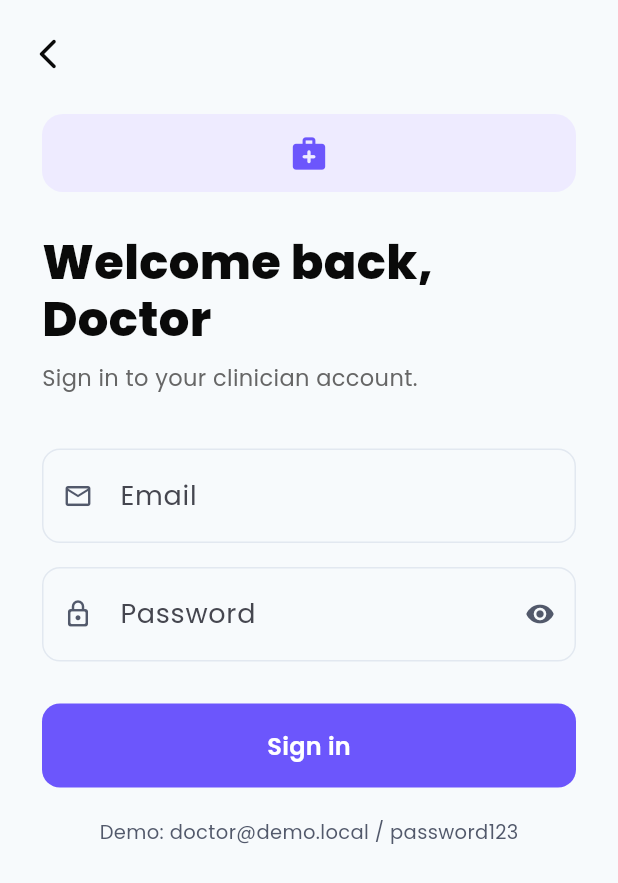
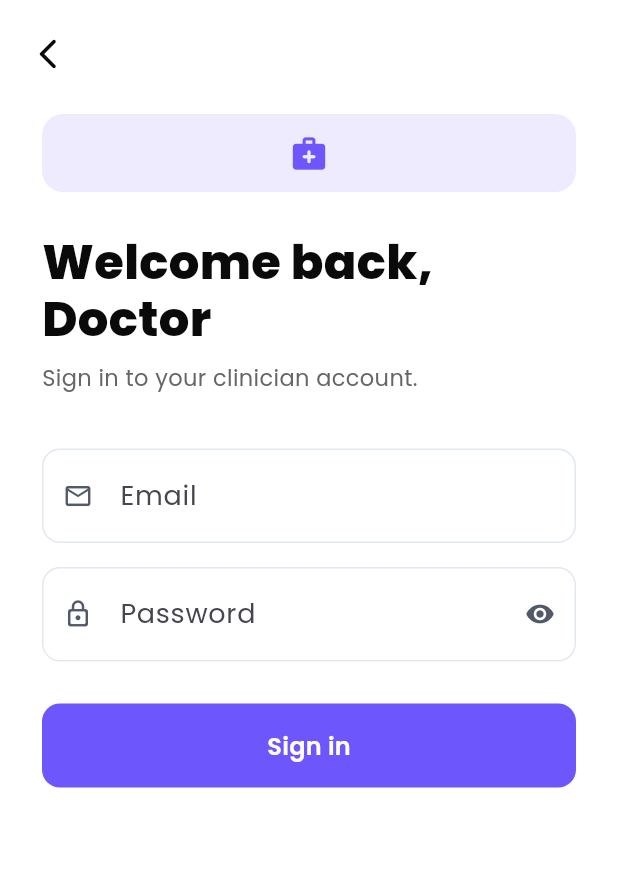
Before and after one commit to omprxkash/flutter-app-hci, a Flutter app: the DoctorLoginScreen screen opened by its route, on a phone screen of 412 x 824 dp. Shown: the top 883 px of the screen. Run offline on Flutter 3.47's test engine with Material 3 defaults, Android fonts, the phone set to English and light mode, and no system bars; our stand-ins replace cloud_firestore, equatable, firebase_auth, firebase_core, flutter_riverpod, go_router and 2 more; accounts and stored records are empty.

Commit message:
chore: remove demo credentials and replace off-white bg with white

```diff
--- a/lib/features/auth/presentation/screens/doctor_login_screen.dart
+++ b/lib/features/auth/presentation/screens/doctor_login_screen.dart
@@ -57,7 +57,7 @@ class _DoctorLoginScreenState extends ConsumerState<DoctorLoginScreen> {
       labelText: label,
       prefixIcon: Icon(icon, size: 20, color: AppColors.lightTextSecondary),
       filled: true,
-      fillColor: const Color(0xFFF7FAFC),
+      fillColor: Colors.white,
       contentPadding: const EdgeInsets.symmetric(horizontal: 20, vertical: 18),
       border: OutlineInputBorder(
         borderRadius: BorderRadius.circular(12),
@@ -85,7 +85,7 @@ class _DoctorLoginScreenState extends ConsumerState<DoctorLoginScreen> {
   @override
   Widget build(BuildContext context) {
     return Scaffold(
-      backgroundColor: const Color(0xFFF7FAFC),
+      backgroundColor: Colors.white,
       body: SafeArea(
         child: Column(
           crossAxisAlignment: CrossAxisAlignment.stretch,
@@ -224,16 +224,6 @@ class _DoctorLoginScreenState extends ConsumerState<DoctorLoginScreen> {
                                     ),
                                   ),
                           ),
-                          const SizedBox(height: 20),
-                          Center(
-                            child: Text(
-                              'Demo: doctor@demo.local / password123',
-                              style: TextStyle(
-                                color: AppColors.lightTextSecondary,
-                                fontSize: 13,
-                              ),
-                            ),
-                          ),
                         ],
                       ),
                     ),
--- a/lib/features/auth/presentation/screens/patient_login_screen.dart
+++ b/lib/features/auth/presentation/screens/patient_login_screen.dart
@@ -36,7 +36,7 @@ class PatientLoginScreen extends ConsumerWidget {
     final bool isLoading = ref.watch(authControllerProvider).isLoading;
 
     return Scaffold(
-      backgroundColor: const Color(0xFFF7FAFC),
+      backgroundColor: Colors.white,
       body: SafeArea(
         child: Center(
           child: ConstrainedBox(
--- a/lib/features/auth/presentation/screens/role_selection_screen.dart
+++ b/lib/features/auth/presentation/screens/role_selection_screen.dart
@@ -10,7 +10,7 @@ class RoleSelectionScreen extends StatelessWidget {
   @override
   Widget build(BuildContext context) {
     return Scaffold(
-      backgroundColor: const Color(0xFFF7FAFC),
+      backgroundColor: Colors.white,
       body: SafeArea(
         child: Center(
           child: SingleChildScrollView(
--- a/lib/features/quiz/presentation/screens/quiz_result_screen.dart
+++ b/lib/features/quiz/presentation/screens/quiz_result_screen.dart
@@ -53,7 +53,7 @@ class QuizResultScreen extends ConsumerWidget {
         .value;
 
     return Scaffold(
-      backgroundColor: const Color(0xFFF7FAFC),
+      backgroundColor: Colors.white,
       body: CustomScrollView(
         slivers: <Widget>[
           // ── Clean top bar ─────────────────────────────────────────
@@ -308,7 +308,7 @@ class QuizResultScreen extends ConsumerWidget {
                             width: double.infinity,
                             padding: const EdgeInsets.all(14),
                             decoration: BoxDecoration(
-                              color: const Color(0xFFF7FAFC),
+                              color: Colors.white,
                               borderRadius: BorderRadius.circular(10),
                             ),
                             child: Text(
--- a/lib/features/quiz/presentation/screens/take_quiz_screen.dart
+++ b/lib/features/quiz/presentation/screens/take_quiz_screen.dart
@@ -179,7 +179,7 @@ class _TakeQuizScreenState extends ConsumerState<TakeQuizScreen> {
     const Color accentColor = Color(0xFF6C56FC);
 
     return Scaffold(
-      backgroundColor: const Color(0xFFF7FAFC),
+      backgroundColor: Colors.white,
       body: SafeArea(
         child: Column(
           children: <Widget>[
```
Also changed, not shown: 1 other file.
